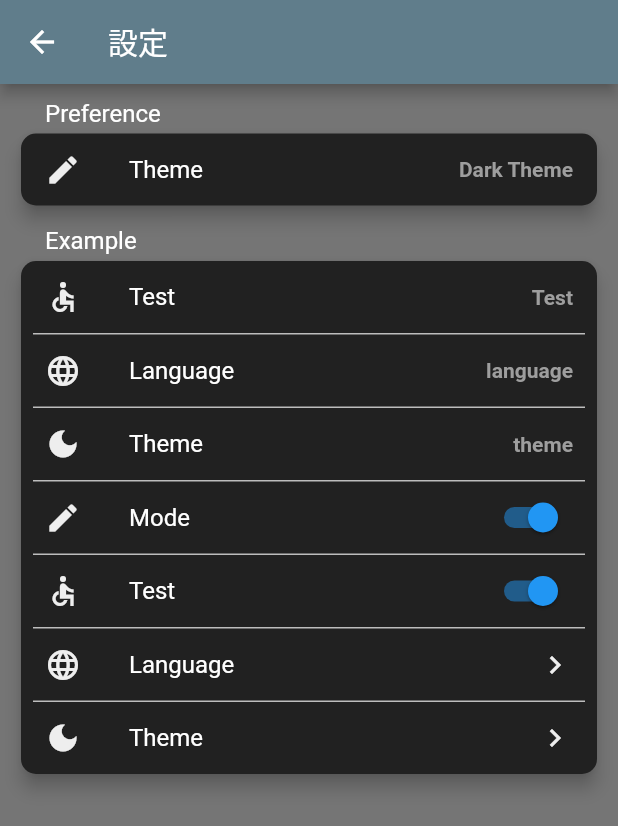
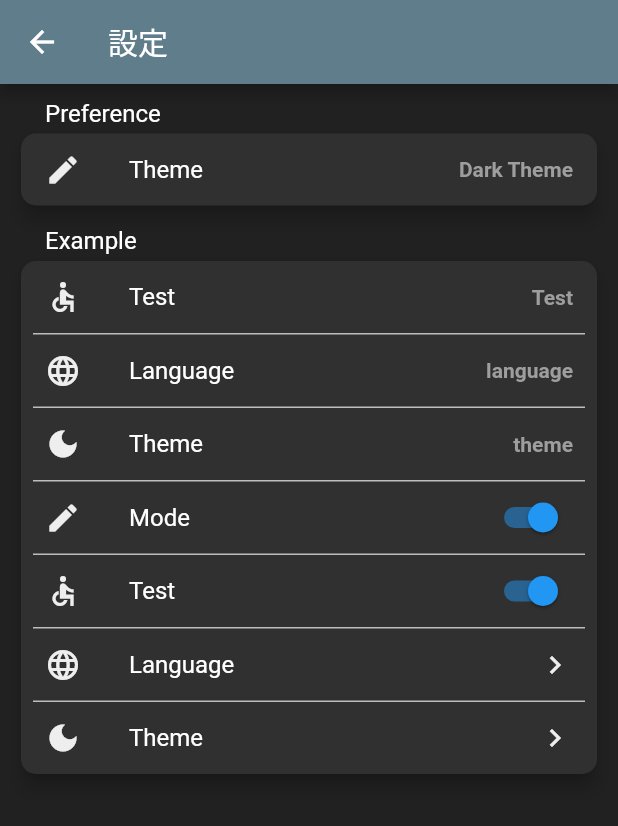
Before and after one commit to nightlan1015297/collegenius, a Flutter app: the SettingPage screen opened by its route, after a tap on "Theme", on a phone screen of 412 x 824 dp. Shown: the top 826 px of the screen. Run offline on Flutter 3.47's test engine with Material 2 defaults, Android fonts, the phone set to English and light mode, and no system bars; our stand-ins replace bloc, equatable, flutter_bloc.

Commit message:
Update theme data

```diff
--- a/lib/ui/theme/AppTheme.dart
+++ b/lib/ui/theme/AppTheme.dart
@@ -16,7 +16,7 @@ class AppTheme {
         bodyText1: TextStyle(color: Colors.black),
         bodyText2: TextStyle(color: Colors.black),
         subtitle1: TextStyle(color: Colors.black),
-        subtitle2: TextStyle(color: Colors.grey.shade600),
+        subtitle2: TextStyle(color: Colors.black),
       ),
       cardTheme: CardTheme(
         color: Colors.white,
@@ -25,7 +25,7 @@ class AppTheme {
             RoundedRectangleBorder(borderRadius: BorderRadius.circular(10.0)),
       ),
       iconTheme: IconThemeData(
-        color: Colors.grey.shade700,
+        color: Colors.grey.shade800,
       ),
     );
   }
@@ -34,7 +34,7 @@ class AppTheme {
     return ThemeData(
       primaryColor: Colors.blueGrey,
       backgroundColor: Colors.black,
-      scaffoldBackgroundColor: Colors.black54,
+      scaffoldBackgroundColor: Colors.grey.shade900,
       textTheme: TextTheme(
         headline1: TextStyle(color: Colors.white),
         headline2: TextStyle(color: Colors.white),
@@ -45,10 +45,10 @@ class AppTheme {
         bodyText1: TextStyle(color: Colors.white),
         bodyText2: TextStyle(color: Colors.white),
         subtitle1: TextStyle(color: Colors.white),
-        subtitle2: TextStyle(color: Colors.grey.shade200),
+        subtitle2: TextStyle(color: Colors.white),
       ),
       cardTheme: CardTheme(
-        color: Colors.grey.shade900,
+        color: Color.fromRGBO(48, 48, 48, 48),
         elevation: 5.0,
         shape:
             RoundedRectangleBorder(borderRadius: BorderRadius.circular(10.0)),
```
